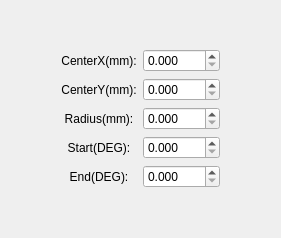
Before: the Qt Designer form ShrikeDxf/ArcAttritubeWidget.ui in whisper512/ShrikeDxf-V0.1, drawn with Qt 5.
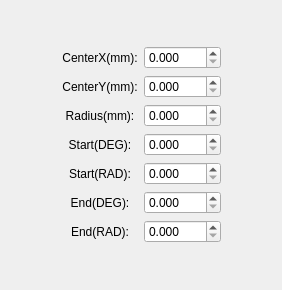
After: the same form once the commit is applied.

```diff
--- a/ShrikeDxf/ArcAttritubeWidget.ui
+++ b/ShrikeDxf/ArcAttritubeWidget.ui
@@ -6,8 +6,8 @@
    <rect>
     <x>0</x>
     <y>0</y>
-    <width>281</width>
-    <height>238</height>
+    <width>282</width>
+    <height>290</height>
    </rect>
   </property>
   <property name="windowTitle">
@@ -133,6 +133,25 @@
          </property>
         </widget>
        </item>
+       <item>
+        <widget class="QLabel" name="label_StartAngle_RAD">
+         <property name="sizePolicy">
+          <sizepolicy hsizetype="Expanding" vsizetype="Preferred">
+           <horstretch>0</horstretch>
+           <verstretch>0</verstretch>
+          </sizepolicy>
+         </property>
+         <property name="layoutDirection">
+          <enum>Qt::LayoutDirection::LeftToRight</enum>
+         </property>
+         <property name="text">
+          <string>Start(RAD):</string>
+         </property>
+         <property name="alignment">
+          <set>Qt::AlignmentFlag::AlignCenter</set>
+         </property>
+        </widget>
+       </item>
        <item>
         <widget class="QLabel" name="label_EndAngle">
          <property name="sizePolicy">
@@ -152,6 +171,25 @@
          </property>
         </widget>
        </item>
+       <item>
+        <widget class="QLabel" name="label_EndAngle_RAD">
+         <property name="sizePolicy">
+          <sizepolicy hsizetype="Expanding" vsizetype="Preferred">
+           <horstretch>0</horstretch>
+           <verstretch>0</verstretch>
+          </sizepolicy>
+         </property>
+         <property name="layoutDirection">
+          <enum>Qt::LayoutDirection::LeftToRight</enum>
+         </property>
+         <property name="text">
+          <string>End(RAD):</string>
+         </property>
+         <property name="alignment">
+          <set>Qt::AlignmentFlag::AlignCenter</set>
+         </property>
+        </widget>
+       </item>
       </layout>
      </item>
      <item>
@@ -221,7 +259,39 @@
         </widget>
        </item>
        <item>
-        <widget class="QDoubleSpinBox" name="doubleSpinBox_EndAngle">
+        <widget class="QDoubleSpinBox" name="doubleSpinBox_StartAngle_RAD">
+         <property name="sizePolicy">
+          <sizepolicy hsizetype="Preferred" vsizetype="Fixed">
+           <horstretch>0</horstretch>
+           <verstretch>0</verstretch>
+          </sizepolicy>
+         </property>
+         <property name="decimals">
+          <number>3</number>
+         </property>
+         <property name="maximum">
+          <double>360.000000000000000</double>
+         </property>
+        </widget>
+       </item>
+       <item>
+        <widget class="QDoubleSpinBox" name="doubleSpinBox_EndAngle_DEG">
+         <property name="sizePolicy">
+          <sizepolicy hsizetype="Preferred" vsizetype="Fixed">
+           <horstretch>0</horstretch>
+           <verstretch>0</verstretch>
+          </sizepolicy>
+         </property>
+         <property name="decimals">
+          <number>3</number>
+         </property>
+         <property name="maximum">
+          <double>360.000000000000000</double>
+         </property>
+        </widget>
+       </item>
+       <item>
+        <widget class="QDoubleSpinBox" name="doubleSpinBox_EndAngle_RAD">
          <property name="sizePolicy">
           <sizepolicy hsizetype="Preferred" vsizetype="Fixed">
            <horstretch>0</horstretch>
```
Left out of the diff: 54 changed lines with no effect on the pictures.
